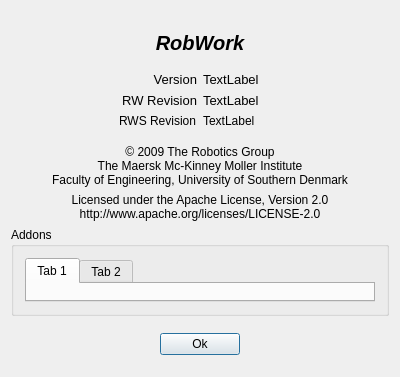
Old version of the form RobWorkStudio/src/rws/AboutBox.ui in the repository onier/RobWork.
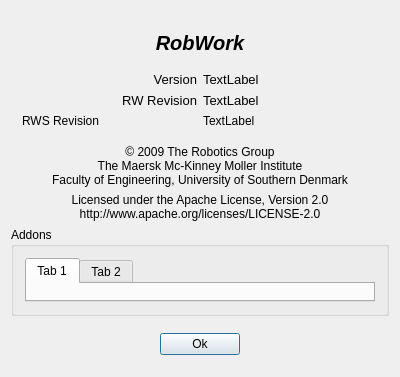
New version of the form.

Commit message: alignment did not parse correctly

The edit to the form file:
```diff
--- a/RobWorkStudio/src/rws/AboutBox.ui
+++ b/RobWorkStudio/src/rws/AboutBox.ui
@@ -130,7 +130,7 @@
         </property>
        </widget>
       </item>
-      <item row="3" column="0" alignment="Qt::AlignRight">
+      <item row="3" column="0">
        <widget class="QLabel" name="label_5">
         <property name="text">
          <string>RWS Revision</string>
```
